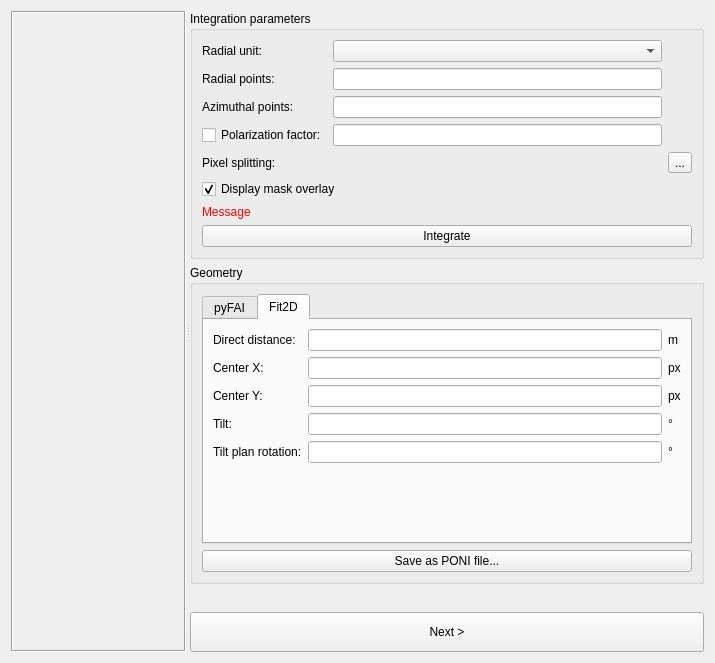
Above: pyFAI/resources/gui/calibration-result.ui from silx-kit/pyFAI before the change. Below: the same form after it.
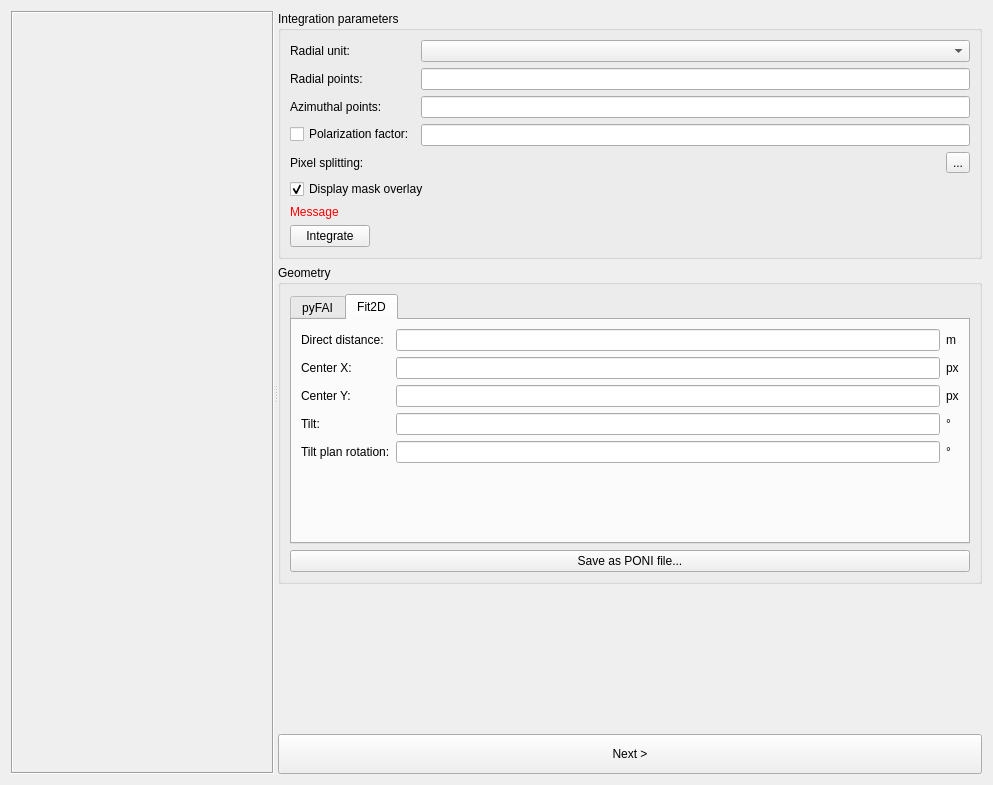
That is the form after the change. The open tabs and pages were chosen to show the change. Custom widgets are drawn as their Qt base class.

Commit message: leave more room for plot

What changed in the file:
```diff
--- a/pyFAI/resources/gui/calibration-result.ui
+++ b/pyFAI/resources/gui/calibration-result.ui
@@ -6,8 +6,8 @@
    <rect>
     <x>0</x>
     <y>0</y>
-    <width>715</width>
-    <height>663</height>
+    <width>993</width>
+    <height>785</height>
    </rect>
   </property>
   <property name="windowTitle">
@@ -49,35 +49,59 @@
          <property name="title">
           <string>Integration parameters</string>
          </property>
-         <layout class="QGridLayout" name="gridLayout_10">
-          <item row="7" column="1" colspan="3">
-           <widget class="ThreadPoolPushButton" name="_integrateButton">
+         <layout class="QFormLayout" name="formLayout">
+          <item row="0" column="0">
+           <widget class="QLabel" name="label_6">
             <property name="text">
-             <string>Integrate</string>
+             <string>Radial unit:</string>
             </property>
            </widget>
           </item>
-          <item row="2" column="1">
+          <item row="0" column="1">
+           <widget class="UnitSelector" name="_radialUnit"/>
+          </item>
+          <item row="1" column="0">
+           <widget class="QLabel" name="label_7">
+            <property name="text">
+             <string>Radial points:</string>
+            </property>
+           </widget>
+          </item>
+          <item row="1" column="1">
+           <widget class="QuantityEdit" name="_radialPoints">
+            <property name="sizePolicy">
+             <sizepolicy hsizetype="Expanding" vsizetype="Fixed">
+              <horstretch>0</horstretch>
+              <verstretch>0</verstretch>
+             </sizepolicy>
+            </property>
+           </widget>
+          </item>
+          <item row="2" column="0">
            <widget class="QLabel" name="label_8">
             <property name="text">
              <string>Azimuthal points:</string>
             </property>
            </widget>
           </item>
-          <item row="4" column="3">
-           <widget class="QToolButton" name="_customMethodButton">
+          <item row="2" column="1">
+           <widget class="QuantityEdit" name="_azimuthalPoints">
+            <property name="sizePolicy">
+             <sizepolicy hsizetype="Expanding" vsizetype="Fixed">
+              <horstretch>0</horstretch>
+              <verstretch>0</verstretch>
+             </sizepolicy>
+            </property>
+           </widget>
+          </item>
+          <item row="3" column="0">
+           <widget class="QCheckBox" name="_polarizationFactorCheck">
             <property name="text">
-             <string>...</string>
+             <string>Polarization factor:</string>
             </property>
            </widget>
           </item>
-          <item row="4" column="2">
-           <widget class="MethodLabel" name="_methodLabel"/>
-          </item>
-          <item row="0" column="2">
-           <widget class="UnitSelector" name="_radialUnit"/>
-          </item>
-          <item row="3" column="2">
+          <item row="3" column="1">
            <widget class="QuantityEdit" name="_polarizationFactor">
             <property name="sizePolicy">
              <sizepolicy hsizetype="Expanding" vsizetype="Fixed">
@@ -87,41 +111,28 @@
             </property>
            </widget>
           </item>
-          <item row="4" column="1">
+          <item row="4" column="0">
            <widget class="QLabel" name="label_2">
             <property name="text">
              <string>Pixel splitting:</string>
             </property>
            </widget>
           </item>
-          <item row="1" column="2">
-           <widget class="QuantityEdit" name="_radialPoints">
-            <property name="sizePolicy">
-             <sizepolicy hsizetype="Expanding" vsizetype="Fixed">
-              <horstretch>0</horstretch>
-              <verstretch>0</verstretch>
-             </sizepolicy>
-            </property>
-           </widget>
+          <item row="4" column="1">
+           <layout class="QHBoxLayout" name="horizontalLayout_2">
+            <item>
+             <widget class="MethodLabel" name="_methodLabel"/>
+            </item>
+            <item>
+             <widget class="QToolButton" name="_customMethodButton">
+              <property name="text">
+               <string>...</string>
+              </property>
+             </widget>
+            </item>
+           </layout>
           </item>
-          <item row="3" column="1">
-           <widget class="QCheckBox" name="_polarizationFactorCheck">
-            <property name="text">
-             <string>Polarization factor:</string>
-            </property>
-           </widget>
-          </item>
-          <item row="2" column="2">
-           <widget class="QuantityEdit" name="_azimuthalPoints">
-            <property name="sizePolicy">
-             <sizepolicy hsizetype="Expanding" vsizetype="Fixed">
-              <horstretch>0</horstretch>
-              <verstretch>0</verstretch>
-             </sizepolicy>
-            </property>
-           </widget>
-          </item>
-          <item row="5" column="1" colspan="2">
+          <item row="5" column="0" colspan="2">
            <widget class="QCheckBox" name="_displayMask">
             <property name="text">
              <string>Display mask overlay</string>
@@ -131,21 +142,7 @@
             </property>
            </widget>
           </item>
-          <item row="1" column="1">
-           <widget class="QLabel" name="label_7">
-            <property name="text">
-             <string>Radial points:</string>
-            </property>
-           </widget>
-          </item>
-          <item row="0" column="1">
-           <widget class="QLabel" name="label_6">
-            <property name="text">
-             <string>Radial unit:</string>
-            </property>
-           </widget>
-          </item>
-          <item row="6" column="1" colspan="3">
+          <item row="6" column="0">
            <widget class="QLabel" name="_warning">
             <property name="styleSheet">
              <string notr="true">color:red;</string>
@@ -155,6 +152,13 @@
             </property>
            </widget>
           </item>
+          <item row="7" column="0">
+           <widget class="ThreadPoolPushButton" name="_integrateButton">
+            <property name="text">
+             <string>Integrate</string>
+            </property>
+           </widget>
+          </item>
          </layout>
         </widget>
        </item>
```
Left out of the diff: 2 changed lines with no effect on the pictures.
